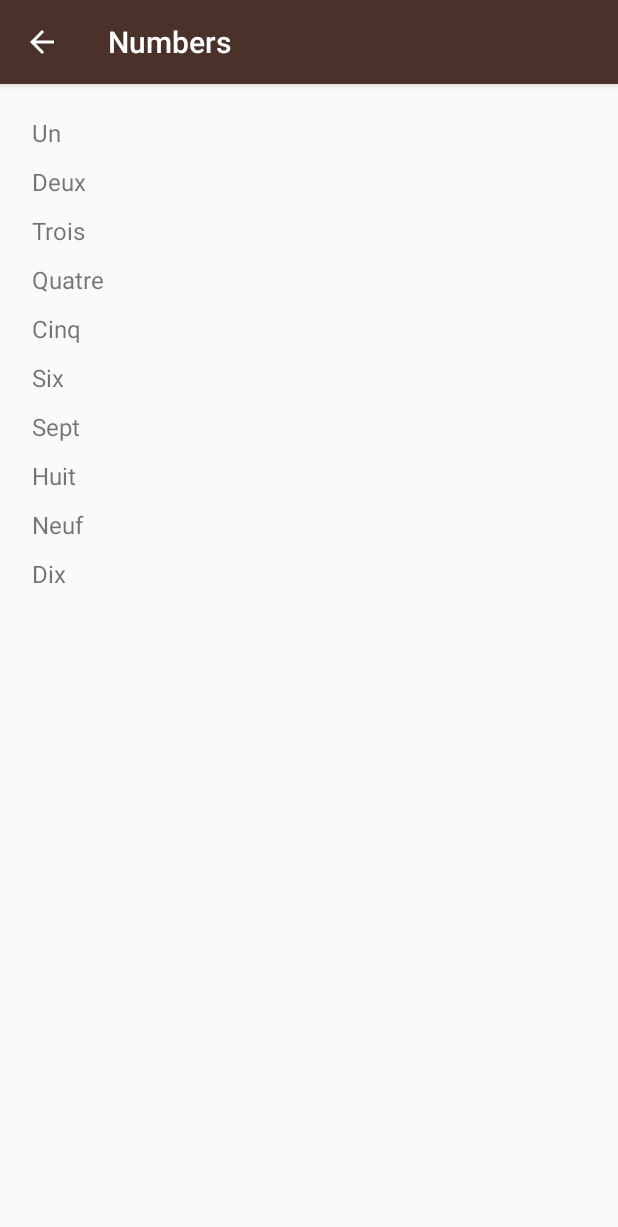
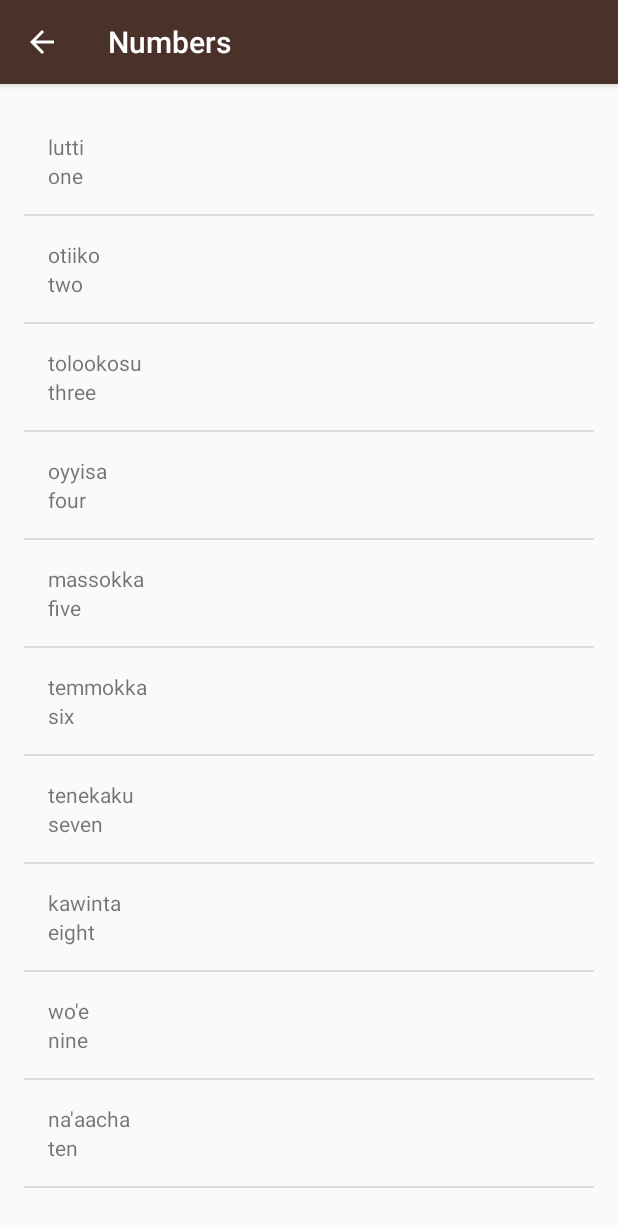
Before and after one commit to loquace/android_training, an Android app: the NumbersActivity screen opened directly, with no data from a screen before it, on a phone screen of 412 x 824 dp. Shown: the top 1227 px of the screen. Run offline under Robolectric (Android 15) with nearby library versions, the phone set to English and light mode, and no system bars.

Commit message:
update miwok

```diff
--- a/app/src/main/java/com/example/android/miwok/NumbersActivity.java
+++ b/app/src/main/java/com/example/android/miwok/NumbersActivity.java
@@ -18,9 +18,13 @@ package com.example.android.miwok;
 import android.support.v7.app.AppCompatActivity;
 import android.os.Bundle;
 import android.view.View;
+import android.widget.ArrayAdapter;
 import android.widget.LinearLayout;
+import android.widget.ListView;
 import android.widget.RelativeLayout;
 import android.widget.TextView;
+
+import java.util.ArrayList;
 
 public class NumbersActivity extends AppCompatActivity {
 
@@ -28,30 +32,39 @@ public class NumbersActivity extends AppCompatActivity {
     protected void onCreate(Bundle savedInstanceState) {
         super.onCreate(savedInstanceState);
         setContentView(R.layout.activity_numbers);
-        LinearLayout linearLayout = linearLayout();
-        int i;
-        RelativeLayout numbersRelativeLayout = (RelativeLayout) findViewById(R.id.mainLayout);
+        // sert pour ajout à la volle de textviews
+        //LinearLayout linearLayout = linearLayout();
+        //int i;
+        //RelativeLayout numbersRelativeLayout = (RelativeLayout) findViewById(R.id.mainLayout);
 
-        String[] words = new String[10];
-        words[0] = "Un";
-        words[1] = "Deux";
-        words[2] = "Trois";
-        words[3] = "Quatre";
-        words[4] = "Cinq";
-        words[5] = "Six";
-        words[6] = "Sept";
-        words[7] = "Huit";
-        words[8] = "Neuf";
-        words[9] = "Dix";
+        ArrayList<Word> words;
+        words = new ArrayList<Word>();
 
+        words.add(new Word("one","lutti"));
+        words.add(new Word("two","otiiko"));
+        words.add(new Word("three","tolookosu"));
+        words.add(new Word("four","oyyisa"));
+        words.add(new Word("five","massokka"));
+        words.add(new Word("six","temmokka"));
+        words.add(new Word("seven","tenekaku"));
+        words.add(new Word("eight","kawinta"));
+        words.add(new Word("nine","wo'e"));
+        words.add(new Word("ten","na'aacha"));
 
-        for (i = 0; i <= 9; i++) {
-            linearLayout.addView(textView(words[i]));
+        WordAdapter adapter= new WordAdapter(this, R.layout.list_item, words);
+
+        ListView listView = (ListView) findViewById(R.id.list);
+
+        listView.setAdapter(adapter);
+        /* ajout de textview a la vollée - couteux en memoire si beaucoup de donnees
+        for (i = 0; i < words.size() ; i++) {
+            linearLayout.addView(textView(words.get(i)));
         }
 
         if (numbersRelativeLayout != null) {
             numbersRelativeLayout.addView(linearLayout);
         }
+        */
     }
 
     private TextView textView(String numberInLetter) {
--- /dev/null
+++ b/app/src/main/java/com/example/android/miwok/Word.java
@@ -0,0 +1,27 @@
+package com.example.android.miwok;
+
+/**
+ * Created by seb on 22/02/18.
+ */
+
+public class Word {
+
+    private String mDefaultTranslation, mMiwokTranslation;
+
+    public Word(String defaultTranslation, String miwokTranslation) {
+
+        mDefaultTranslation = defaultTranslation;
+        mMiwokTranslation = miwokTranslation;
+
+    }
+
+    public String getDefaultTranslation() {
+        return mDefaultTranslation;
+
+    }
+
+    public String getMiwokTranslation() {
+        return mMiwokTranslation;
+    }
+
+}
--- /dev/null
+++ b/app/src/main/java/com/example/android/miwok/WordAdapter.java
@@ -0,0 +1,62 @@
+package com.example.android.miwok;
+
+import android.app.Activity;
+import android.support.annotation.NonNull;
+import android.support.annotation.Nullable;
+import android.view.LayoutInflater;
+import android.view.View;
+import android.view.ViewGroup;
+import android.widget.ArrayAdapter;
+import android.widget.ImageView;
+import android.widget.TextView;
+
+import java.util.ArrayList;
+
+/**
+ * Created by seb on 22/02/18.
+ */
+
+public class WordAdapter extends ArrayAdapter<Word>{
+
+
+    public WordAdapter(NumbersActivity numbersActivity, int list_item, ArrayList<Word> words) {
+        super(numbersActivity, list_item, words);
+    }
+
+    @NonNull
+    @Override
+    public View getView(int position, @Nullable View convertView, @NonNull ViewGroup parent) {
+
+        // Check if the existing view is being reused, otherwise inflate the view
+        View listItemView = convertView;
+        if(listItemView == null) {
+            listItemView = LayoutInflater.from(getContext()).inflate(
+                    R.layout.list_item, parent, false);
+        }
+        // Get the {@link Word} object located at this position in the list
+        Word currentWord = getItem(position);
+
+        // Find the TextView in the list_item.xml layout with the miwokTranslation
+        TextView miwokTextView = (TextView) listItemView.findViewById(R.id.miwok_text_view);
+        // Get the version name from the current AndroidFlavor object and
+        // set this text on the name TextView
+        miwokTextView.setText(currentWord.getMiwokTranslation());
+
+        // Find the TextView in the list_item.xml layout with the defaultTranslation
+        TextView defaultTextView = (TextView) listItemView.findViewById(R.id.default_text_view);
+        // Get the version number from the current AndroidFlavor object and
+        // set this text on the number TextView
+        defaultTextView.setText(currentWord.getDefaultTranslation());
+
+        // Find the ImageView in the list_item.xml layout with the ID list_item_icon
+       // ImageView iconView = (ImageView) listItemView.findViewById(R.id.list_item_icon);
+        // Get the image resource ID from the current AndroidFlavor object and
+        // set the image to iconView
+        //iconView.setImageResource(currentAndroidFlavor.getImageResourceId());
+
+        // Return the whole list item layout (containing 2 TextViews and an ImageView)
+        // so that it can be shown in the ListView
+        return listItemView;
+        //return super.getView(position, convertView, parent);
+    }
+}
--- a/app/src/main/res/layout/activity_numbers.xml
+++ b/app/src/main/res/layout/activity_numbers.xml
@@ -13,15 +13,15 @@
      See the License for the specific language governing permissions and
      limitations under the License.
 -->
-<RelativeLayout xmlns:android="http://schemas.android.com/apk/res/android"
+
+<ListView xmlns:android="http://schemas.android.com/apk/res/android"
     xmlns:tools="http://schemas.android.com/tools"
-    android:id="@+id/mainLayout"
+    android:id="@+id/list"
+    android:orientation="vertical"
     android:layout_width="match_parent"
     android:layout_height="match_parent"
     android:paddingBottom="@dimen/activity_vertical_margin"
     android:paddingLeft="@dimen/activity_horizontal_margin"
     android:paddingRight="@dimen/activity_horizontal_margin"
     android:paddingTop="@dimen/activity_vertical_margin"
-    tools:context="com.example.android.miwok.NumbersActivity">
-
-</RelativeLayout>
+    tools:context="com.example.android.miwok.NumbersActivity"/>
--- /dev/null
+++ b/app/src/main/res/layout/list_item.xml
@@ -0,0 +1,19 @@
+<?xml version="1.0" encoding="utf-8"?>
+<LinearLayout xmlns:android="http://schemas.android.com/apk/res/android"
+    xmlns:tools="http://schemas.android.com/tools"
+    android:id="@+id/list_item"
+    android:orientation="vertical" android:layout_width="match_parent"
+    android:layout_height="match_parent"
+    android:padding="16dp">
+
+    <TextView
+        android:id="@+id/miwok_text_view"
+        android:layout_width="match_parent"
+        android:layout_height="wrap_content"
+        tools:text="lutti"/>
+    <TextView
+        android:id="@+id/default_text_view"
+        android:layout_width="match_parent"
+        android:layout_height="wrap_content"
+        tools:text="un"/>
+</LinearLayout>
```
Also changed, not shown: 34 other files.
